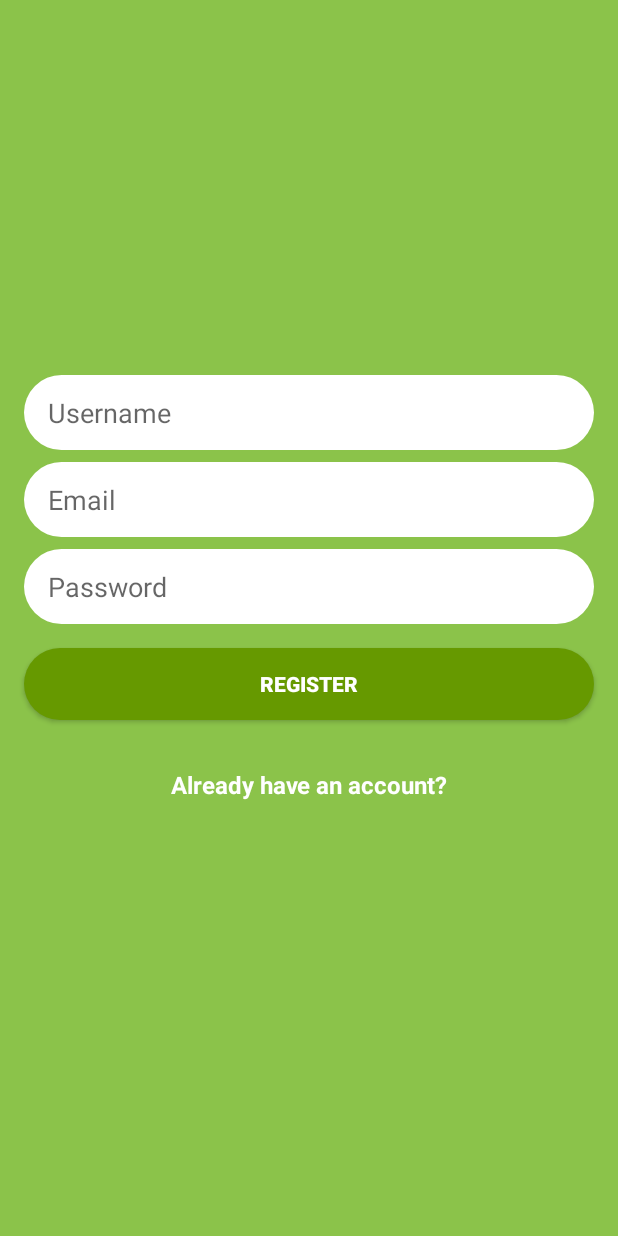
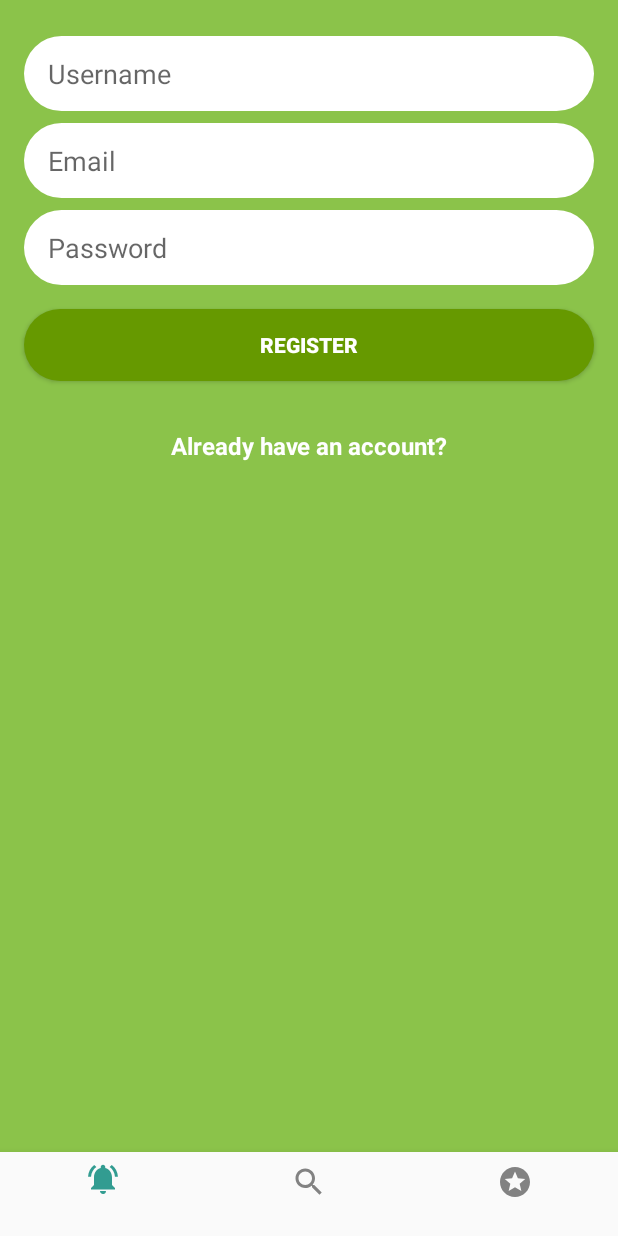
Before and after one commit to eric-rl/HeroesAndBandits, an Android app: the screen it shows after launch (RegisterActivity), on a phone screen of 412 x 824 dp. Run offline under Robolectric (Android 15) with nearby library versions, the phone set to English and light mode, and no system bars.

Commit message:
added basic layout for a bottom nav.

```diff
--- a/AndroidApp/app/build.gradle
+++ b/AndroidApp/app/build.gradle
@@ -9,7 +9,7 @@ android {
     buildToolsVersion "29.0.2"
     defaultConfig {
         applicationId "com.example.heroesandbandits"
-        minSdkVersion 28
+        minSdkVersion 26
         targetSdkVersion 29
         versionCode 1
         versionName "1.0"
@@ -33,4 +33,5 @@ dependencies {
     testImplementation 'junit:junit:4.12'
     androidTestImplementation 'androidx.test.ext:junit:1.1.1'
     androidTestImplementation 'androidx.test.espresso:espresso-core:3.2.0'
+    implementation 'com.android.support:design:29.0.0'
 }
--- a/AndroidApp/app/src/main/java/com/example/heroesandbandits/RegisterActivity.kt
+++ b/AndroidApp/app/src/main/java/com/example/heroesandbandits/RegisterActivity.kt
@@ -1,18 +1,21 @@
 package com.example.heroesandbandits
 
+import android.app.ActionBar
 import android.content.Intent
 import androidx.appcompat.app.AppCompatActivity
 import android.os.Bundle
 import android.util.Log
 import android.widget.Toast
+import com.google.android.material.bottomnavigation.BottomNavigationView
 import kotlinx.android.synthetic.main.activity_register.*
 
 class RegisterActivity : AppCompatActivity() {
+
+    lateinit var toolbar: ActionBar
+
     override fun onCreate(savedInstanceState: Bundle?) {
         super.onCreate(savedInstanceState)
         setContentView(R.layout.activity_register)
-
-
         register_button_register.setOnClickListener {
             performRegister()
         }
@@ -24,6 +27,10 @@ class RegisterActivity : AppCompatActivity() {
             val intent = Intent(this, LoginActivity::class.java)
             startActivity(intent)
         }
+
+        val bottomNavigation: BottomNavigationView = findViewById(R.id.navigationView)
+
+
     }
 
     private fun performRegister() {
--- /dev/null
+++ b/AndroidApp/app/src/main/res/drawable-anydpi/ic_characters.xml
@@ -0,0 +1,11 @@
+<vector xmlns:android="http://schemas.android.com/apk/res/android"
+    android:width="24dp"
+    android:height="24dp"
+    android:viewportWidth="24"
+    android:viewportHeight="24"
+    android:tint="#FFFFFF"
+    android:alpha="0.8">
+    <path
+        android:fillColor="#FF000000"
+        android:pathData="M7.58,4.08L6.15,2.65C3.75,4.48 2.17,7.3 2.03,10.5h2c0.15,-2.65 1.51,-4.97 3.55,-6.42zM19.97,10.5h2c-0.15,-3.2 -1.73,-6.02 -4.12,-7.85l-1.42,1.43c2.02,1.45 3.39,3.77 3.54,6.42zM18,11c0,-3.07 -1.64,-5.64 -4.5,-6.32L13.5,4c0,-0.83 -0.67,-1.5 -1.5,-1.5s-1.5,0.67 -1.5,1.5v0.68C7.63,5.36 6,7.92 6,11v5l-2,2v1h16v-1l-2,-2v-5zM12,22c0.14,0 0.27,-0.01 0.4,-0.04 0.65,-0.14 1.18,-0.58 1.44,-1.18 0.1,-0.24 0.15,-0.5 0.15,-0.78h-4c0.01,1.1 0.9,2 2.01,2z"/>
+</vector>
--- /dev/null
+++ b/AndroidApp/app/src/main/res/drawable-anydpi/ic_favourites.xml
@@ -0,0 +1,11 @@
+<vector xmlns:android="http://schemas.android.com/apk/res/android"
+    android:width="24dp"
+    android:height="24dp"
+    android:viewportWidth="24"
+    android:viewportHeight="24"
+    android:tint="#FFFFFF"
+    android:alpha="0.8">
+    <path
+        android:fillColor="#FF000000"
+        android:pathData="M11.99,2C6.47,2 2,6.48 2,12s4.47,10 9.99,10C17.52,22 22,17.52 22,12S17.52,2 11.99,2zM16.23,18L12,15.45 7.77,18l1.12,-4.81 -3.73,-3.23 4.92,-0.42L12,5l1.92,4.53 4.92,0.42 -3.73,3.23L16.23,18z"/>
+</vector>
--- /dev/null
+++ b/AndroidApp/app/src/main/res/drawable-anydpi/ic_search.xml
@@ -0,0 +1,11 @@
+<vector xmlns:android="http://schemas.android.com/apk/res/android"
+    android:width="24dp"
+    android:height="24dp"
+    android:viewportWidth="24"
+    android:viewportHeight="24"
+    android:tint="#FFFFFF"
+    android:alpha="0.8">
+    <path
+        android:fillColor="#FF000000"
+        android:pathData="M15.5,14h-0.79l-0.28,-0.27C15.41,12.59 16,11.11 16,9.5 16,5.91 13.09,3 9.5,3S3,5.91 3,9.5 5.91,16 9.5,16c1.61,0 3.09,-0.59 4.23,-1.57l0.27,0.28v0.79l5,4.99L20.49,19l-4.99,-5zM9.5,14C7.01,14 5,11.99 5,9.5S7.01,5 9.5,5 14,7.01 14,9.5 11.99,14 9.5,14z"/>
+</vector>
--- a/AndroidApp/app/src/main/res/layout/activity_register.xml
+++ b/AndroidApp/app/src/main/res/layout/activity_register.xml
@@ -12,7 +12,7 @@
         android:layout_width="0dp"
         android:layout_height="50dp"
         android:layout_marginStart="16dp"
-        android:layout_marginTop="250dp"
+        android:layout_marginTop="24dp"
         android:layout_marginEnd="16dp"
         android:background="@drawable/rounded_edittext_register_login"
         android:ems="10"
@@ -77,4 +77,17 @@
         app:layout_constraintStart_toStartOf="@+id/register_button_register"
         app:layout_constraintTop_toBottomOf="@+id/register_button_register" />
 
+
+    <com.google.android.material.bottomnavigation.BottomNavigationView
+        android:id="@+id/navigationView"
+        android:layout_width="0dp"
+        android:layout_height="wrap_content"
+        android:layout_marginEnd="0dp"
+        android:layout_marginStart="0dp"
+        android:background="?android:attr/windowBackground"
+        app:layout_constraintBottom_toBottomOf="parent"
+        app:layout_constraintLeft_toLeftOf="parent"
+        app:layout_constraintRight_toRightOf="parent"
+        app:menu="@menu/navigation"/>
+
 </androidx.constraintlayout.widget.ConstraintLayout>
--- /dev/null
+++ b/AndroidApp/app/src/main/res/menu/navigation.xml
@@ -0,0 +1,19 @@
+<?xml version="1.0" encoding="utf-8"?>
+<menu xmlns:android="http://schemas.android.com/apk/res/android">
+
+    <item
+        android:id="@+id/navigation_songs"
+        android:icon="@drawable/ic_characters"
+        android:title=""/>
+
+    <item
+        android:id="@+id/navigation_albums"
+        android:icon="@drawable/ic_search"
+        android:title=""/>
+
+    <item
+        android:id="@+id/navigation_artists"
+        android:icon="@drawable/ic_favourites"
+        android:title=""/>
+
+</menu>
```
Also changed, not shown: AndroidApp/app/src/main/res/drawable-hdpi/ic_characters.png (added), AndroidApp/app/src/main/res/drawable-hdpi/ic_favourites.png (added), AndroidApp/app/src/main/res/drawable-hdpi/ic_search.png (added), AndroidApp/app/src/main/res/drawable-mdpi/ic_characters.png (added), AndroidApp/app/src/main/res/drawable-mdpi/ic_favourites.png (added), AndroidApp/app/src/main/res/drawable-mdpi/ic_search.png (added), AndroidApp/app/src/main/res/drawable-xhdpi/ic_characters.png (added), AndroidApp/app/src/main/res/drawable-xhdpi/ic_favourites.png (added), AndroidApp/app/src/main/res/drawable-xhdpi/ic_search.png (added), AndroidApp/app/src/main/res/drawable-xxhdpi/ic_characters.png (added), AndroidApp/app/src/main/res/drawable-xxhdpi/ic_favourites.png (added), AndroidApp/app/src/main/res/drawable-xxhdpi/ic_search.png (added).
